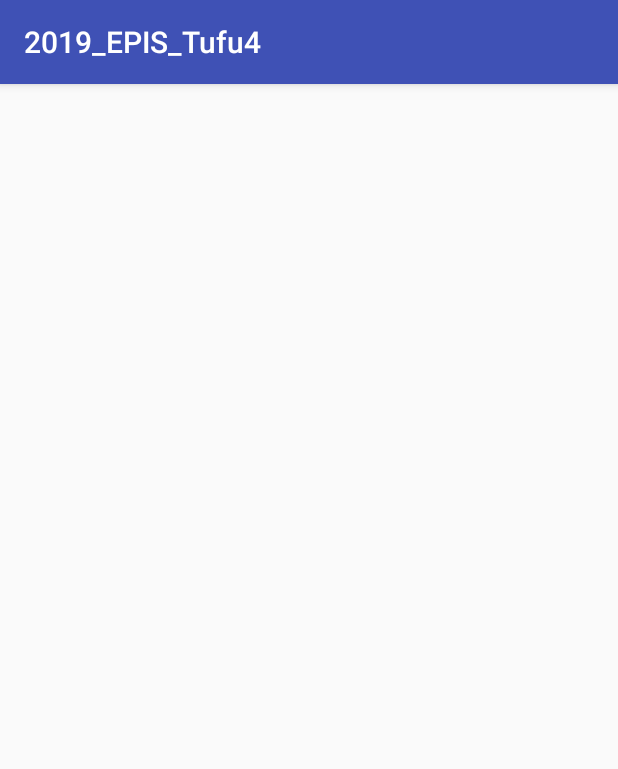
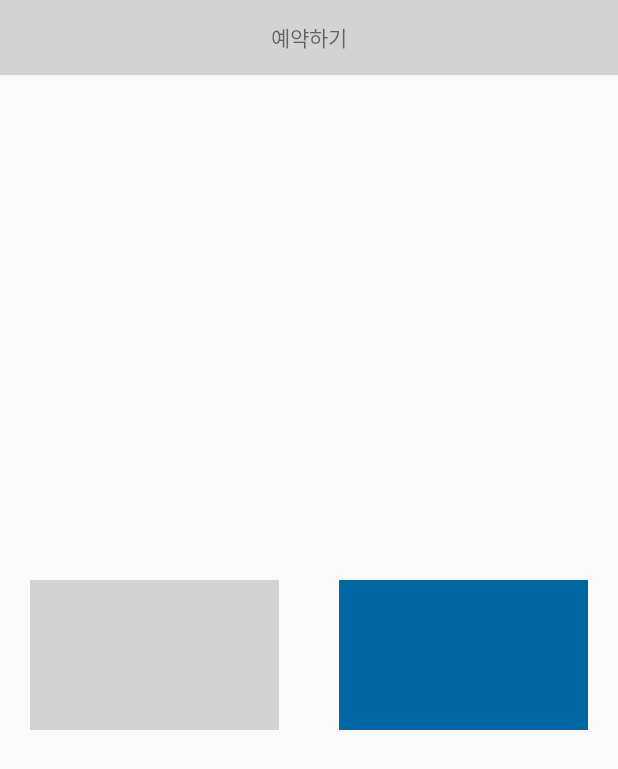
Before and after one commit to Gayeoon/2019_EPIS_Tufu4, an Android app: the MessageTypeActivity screen opened directly, with no data from a screen before it, on a phone screen of 412 x 824 dp. Shown: the top 769 px of the screen. Run offline under Robolectric (Android 15) with nearby library versions, the phone set to English and light mode, and no system bars.

Commit message:
사용자 액티비티 몇개 추가, 스켈레톤 추가

```diff
--- a/app/src/main/java/com/example/rkdus/a2019_epis_tufu4/CommunityActivity.java
+++ b/app/src/main/java/com/example/rkdus/a2019_epis_tufu4/CommunityActivity.java
@@ -3,6 +3,10 @@
 import android.support.v7.app.AppCompatActivity;
 import android.os.Bundle;
 
+/*
+ * 사용자, 병원
+ * 커뮤니티 액티비티
+ */
 public class CommunityActivity extends AppCompatActivity {
 
     @Override
--- a/app/src/main/java/com/example/rkdus/a2019_epis_tufu4/FindActivity.java
+++ b/app/src/main/java/com/example/rkdus/a2019_epis_tufu4/FindActivity.java
@@ -3,6 +3,12 @@
 import android.support.v7.app.AppCompatActivity;
 import android.os.Bundle;
 
+/*
+ * 사용자
+ * 반려동물 대행 등록업체를 리스트로 출력하고, 검색 기능 추가
+ * 현재 위치를 받아서 현재 위치와 가까운 병원 순으로 나열하는 액티비티
+ * - 이해원
+ */
 public class FindActivity extends AppCompatActivity {
 
     @Override
--- a/app/src/main/java/com/example/rkdus/a2019_epis_tufu4/MenuActivity.java
+++ b/app/src/main/java/com/example/rkdus/a2019_epis_tufu4/MenuActivity.java
@@ -8,6 +8,11 @@
 import android.widget.ImageView;
 import android.widget.Toast;
 
+/*
+ * 사용자
+ * 메인 메뉴 액티비티
+ * - 이해원
+ */
 public class MenuActivity extends AppCompatActivity {
     Intent switchActvityIntent;
 
--- a/app/src/main/java/com/example/rkdus/a2019_epis_tufu4/MessageActivity.java
+++ b/app/src/main/java/com/example/rkdus/a2019_epis_tufu4/MessageActivity.java
@@ -3,6 +3,12 @@
 import android.support.v7.app.AppCompatActivity;
 import android.os.Bundle;
 
+/*
+ * 사용자
+ * 예약에 필요한 정보 작성하고 예약하는 액티비티
+ * * 내장형과 외장형을 따로 저장해놓고 진행
+ * - 이해원
+ */
 public class MessageActivity extends AppCompatActivity {
 
     @Override
--- a/app/src/main/java/com/example/rkdus/a2019_epis_tufu4/MyPageActivity.java
+++ b/app/src/main/java/com/example/rkdus/a2019_epis_tufu4/MyPageActivity.java
@@ -3,6 +3,11 @@
 import android.support.v7.app.AppCompatActivity;
 import android.os.Bundle;
 
+/*
+ * 사용자
+ * 나의 동물 등록증 표시하는 액티비티
+ * - 이해원
+ */
 public class MyPageActivity extends AppCompatActivity {
 
     @Override
--- a/app/src/main/java/com/example/rkdus/a2019_epis_tufu4/RegistrationActivity.java
+++ b/app/src/main/java/com/example/rkdus/a2019_epis_tufu4/RegistrationActivity.java
@@ -3,6 +3,12 @@
 import android.support.v7.app.AppCompatActivity;
 import android.os.Bundle;
 
+/*
+ * 사용자
+ * 반려동물 등록제란?
+ * 정보 출력 액티비티
+ * - 이해원
+ */
 public class RegistrationActivity extends AppCompatActivity {
 
     @Override
--- a/app/src/main/java/com/example/rkdus/a2019_epis_tufu4/ReviseActivity.java
+++ b/app/src/main/java/com/example/rkdus/a2019_epis_tufu4/ReviseActivity.java
@@ -3,6 +3,11 @@
 import android.support.v7.app.AppCompatActivity;
 import android.os.Bundle;
 
+/*
+ * 사용자
+ * 동물 등록증 수정 가이드 정보를 표시하는 액티비티
+ * - 이해원
+ */
 public class ReviseActivity extends AppCompatActivity {
 
     @Override
--- a/app/src/main/res/layout/activity_community.xml
+++ b/app/src/main/res/layout/activity_community.xml
@@ -4,6 +4,7 @@
     xmlns:tools="http://schemas.android.com/tools"
     android:layout_width="match_parent"
     android:layout_height="match_parent"
+    android:orientation="vertical"
     tools:context=".CommunityActivity">
 
     <TextView
--- a/app/src/main/res/layout/activity_message_type.xml
+++ b/app/src/main/res/layout/activity_message_type.xml
@@ -1,9 +1,43 @@
 <?xml version="1.0" encoding="utf-8"?>
-<android.support.constraint.ConstraintLayout xmlns:android="http://schemas.android.com/apk/res/android"
+<LinearLayout xmlns:android="http://schemas.android.com/apk/res/android"
     xmlns:app="http://schemas.android.com/apk/res-auto"
     xmlns:tools="http://schemas.android.com/tools"
     android:layout_width="match_parent"
     android:layout_height="match_parent"
+    android:orientation="vertical"
     tools:context=".MessageTypeActivity">
 
-</android.support.constraint.ConstraintLayout>
+    <TextView
+        android:layout_width="match_parent"
+        android:layout_height="@dimen/statusBarHeight"
+        android:gravity="center"
+        android:background="@color/colorGray"
+        android:text="예약하기"
+        />
+
+    <LinearLayout
+        android:layout_width="match_parent"
+        android:layout_height="match_parent"
+        android:orientation="horizontal"
+        android:layout_gravity="center">
+
+        <ImageView
+            android:layout_width="@dimen/messageTypeImageWidth"
+            android:layout_height="@dimen/messageTypeImageHeight"
+            android:layout_weight="1"
+            android:background="@color/colorGray"
+            android:layout_gravity="center"
+            android:layout_margin="@dimen/messageTypeMargin"
+            android:id="@+id/innerTypeImg"
+            />
+        <ImageView
+            android:layout_width="@dimen/messageTypeImageWidth"
+            android:layout_height="@dimen/messageTypeImageHeight"
+            android:layout_weight="1"
+            android:background="@color/colorBlue"
+            android:layout_gravity="center"
+            android:layout_margin="@dimen/messageTypeMargin"
+            android:id="@+id/outerTypeImg"
+            />
+    </LinearLayout>
+</LinearLayout>
--- a/app/src/main/res/values-xhdpi/dimens.xml
+++ b/app/src/main/res/values-xhdpi/dimens.xml
@@ -10,4 +10,14 @@
     <dimen name="typeImageWidth">280dp</dimen>
     <dimen name="typeImageHeight">130dp</dimen>
     <dimen name="typeMargin">23dp</dimen>
+
+    <!-- MessageTypeActivity -->
+    <dimen name="messageTypeImageWidth">100dp</dimen>
+    <dimen name="messageTypeImageHeight">100dp</dimen>
+    <dimen name="messageTypeMargin">20dp</dimen>
+
+    <!-- FindActivity -->
+    <dimen name="searchBarWidth">300dp</dimen>
+    <dimen name="searchBarHeight">40dp</dimen>
+    <dimen name="searchBarMarginTop">20dp</dimen>
 </resources>
--- a/app/src/main/res/values/dimens.xml
+++ b/app/src/main/res/values/dimens.xml
@@ -9,4 +9,14 @@
     <dimen name="typeImageWidth">20dp</dimen>
     <dimen name="typeImageHeight">20dp</dimen>
     <dimen name="typeMargin">23dp</dimen>
+
+    <!-- MessageTypeActivity -->
+    <dimen name="messageTypeImageWidth">20dp</dimen>
+    <dimen name="messageTypeImageHeight">20dp</dimen>
+    <dimen name="messageTypeMargin">20dp</dimen>
+
+    <!-- FindActivity -->
+    <dimen name="searchBarWidth">300dp</dimen>
+    <dimen name="searchBarHeight">40dp</dimen>
+    <dimen name="searchBarMarginTop">20dp</dimen>
 </resources>
```
Also changed, not shown: app/src/main/AndroidManifest.xml (+13 -7 lines), app/src/main/java/com/example/rkdus/a2019_epis_tufu4/MessageTypeActivity.java (+49 -0 lines), app/src/main/java/com/example/rkdus/a2019_epis_tufu4/TempActivity.java (added, +33 -0 lines), app/src/main/java/com/example/rkdus/a2019_epis_tufu4/TypeActivity.java (+7 -0 lines), app/src/main/res/drawable/border.xml (added, +15 -0 lines), app/src/main/res/layout/activity_find.xml (+7 -0 lines), app/src/main/res/layout/activity_message.xml (+12 -3 lines), app/src/main/res/layout/activity_temp.xml (added, +21 -0 lines).
